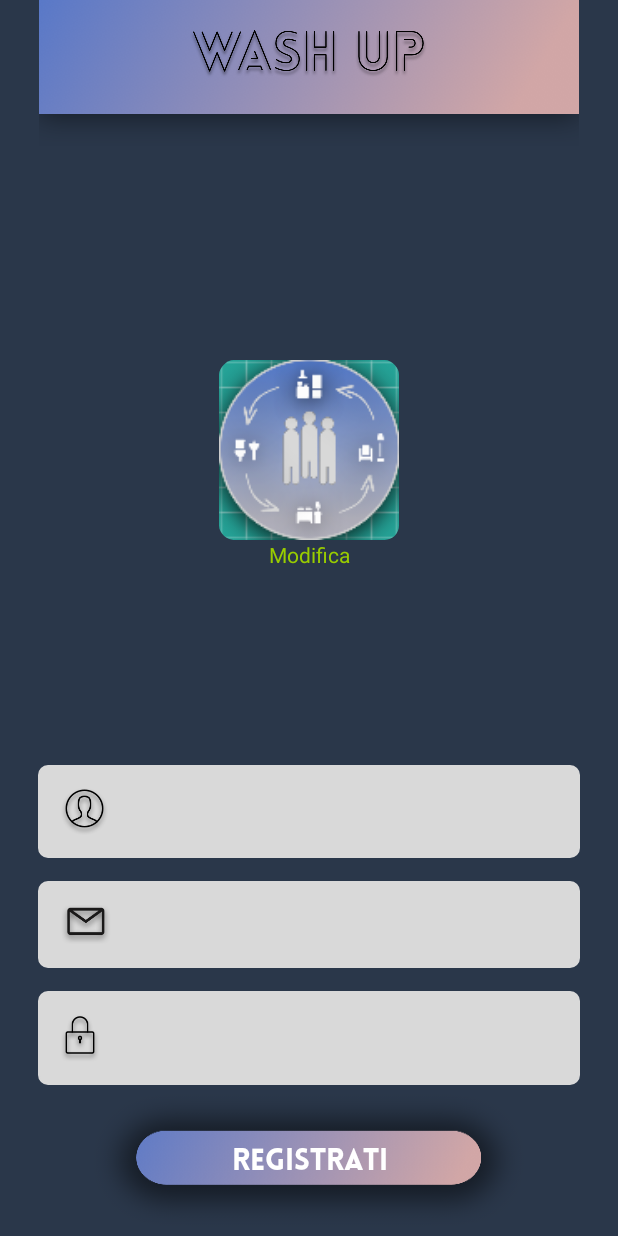
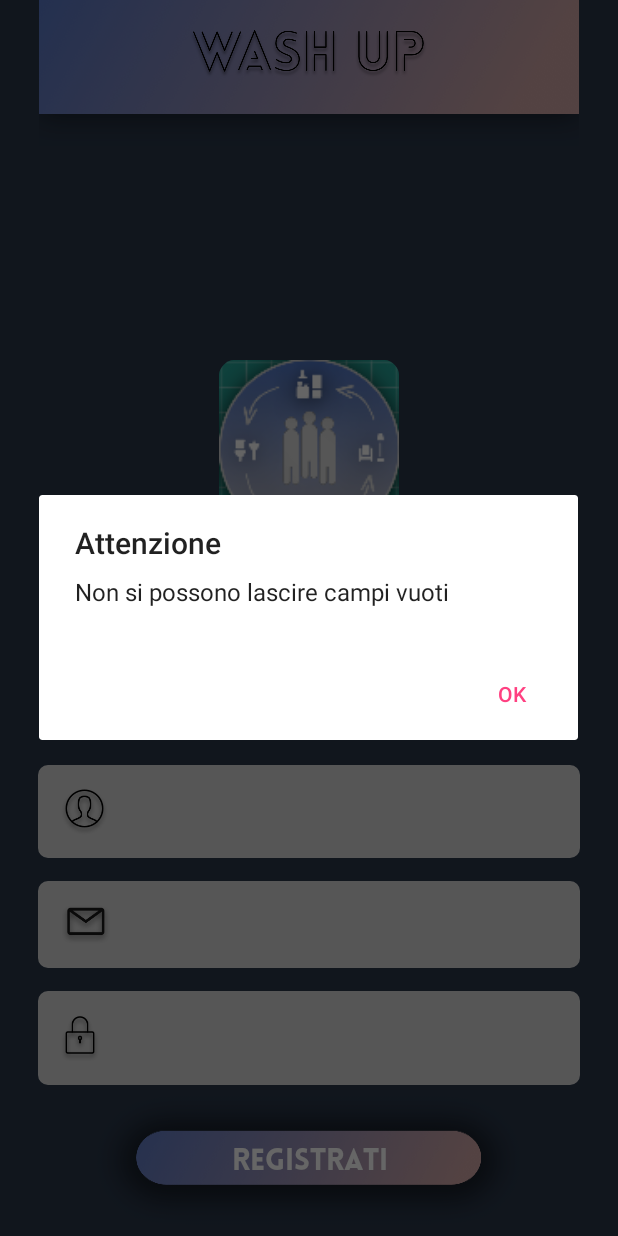
Before and after one commit to andreiafurbeis/WashUp, an Android app: the Registrazione screen opened directly, with no data from a screen before it, after a tap on "REGISTRATI", on a phone screen of 412 x 824 dp. Run offline under Robolectric (Android 15) with nearby library versions, the phone set to English and light mode, and no system bars.

Commit message:
Aggiunta Aller Dialog in registrazione se i campi non sono rispettati

```diff
--- a/app/src/main/java/com/example/andrearubeis/wash_up/ImageChooser.java
+++ b/app/src/main/java/com/example/andrearubeis/wash_up/ImageChooser.java
@@ -54,6 +54,24 @@ public class ImageChooser {
         builder.show();
     }
 
+    public void noImageSelected(int flag_image) {
+        final CharSequence[] items = { context.getString(R.string.ok)};
+        AlertDialog.Builder builder = new AlertDialog.Builder(context);
+        builder.setTitle(context.getString(R.string.attenzione));
+        if (flag_image == 0) {
+            builder.setMessage(R.string.manca_immagine);
+        }else{
+            builder.setMessage(R.string.no_campi_vuoti);
+        }
+        builder.setPositiveButton(R.string.ok, new DialogInterface.OnClickListener() {
+            public void onClick(DialogInterface dialog, int id) {
+                dialog.dismiss();
+            }
+        });
+
+        builder.show();
+    }
+
 
 
     public void selectImageRoom() {
--- a/app/src/main/java/com/example/andrearubeis/wash_up/Registrazione.java
+++ b/app/src/main/java/com/example/andrearubeis/wash_up/Registrazione.java
@@ -60,6 +60,7 @@ public class Registrazione extends AppCompatActivity {
     static final int REQUEST_IMAGE_CAPTURE = 1;
     static final int PICK_IMAGE_REQUEST = 2;
     final Activity call = this;
+    int flag_new_image = 0;
 
 
     //private final String domain_url = "http://192.168.0.24/";   //dominio portatile
@@ -80,11 +81,13 @@ public class Registrazione extends AppCompatActivity {
 
 
 
-        username = (EditText) findViewById(R.id.registrazione_username);
-        password = (EditText) findViewById(R.id.registrazione_password);
-        email = (EditText) findViewById(R.id.registrazione_mail);
-        registrati = (Button) findViewById(R.id.registrazione_button_registrati);
-        foto_profilo = (ImageView) findViewById(R.id.profile_image);
+
+
+        username = findViewById(R.id.registrazione_username);
+        password = findViewById(R.id.registrazione_password);
+        email = findViewById(R.id.registrazione_mail);
+        registrati = findViewById(R.id.registrazione_button_registrati);
+        foto_profilo = findViewById(R.id.profile_image);
 
         //immagine profilo di default
         //imageBitmap = BitmapFactory.decodeResource(getApplicationContext().getResources(),R.mipmap.ic_launcher);
@@ -98,14 +101,26 @@ public class Registrazione extends AppCompatActivity {
                     //String pwd = md5(password.getText().toString()).trim();
                     String mail = email.getText().toString().trim();
 
-                    if(!usr.equals("") && !password.getText().toString().trim().equals("") && !mail.equals("")) {
+                    if(!usr.equals("") && !password.getText().toString().trim().equals("") && !mail.equals("") && flag_new_image!=0) {
 
                         //Invio richiesta di registrazione
                         registrationRequest();
 
 
                     }else{
-                        Toast.makeText(getApplicationContext(),"Non si possono lasciare campi vuoti",Toast.LENGTH_SHORT).show();
+                        ImageChooser dialog = new ImageChooser(Registrazione.this , call);
+                        if(flag_new_image == 1) {
+                            Toast.makeText(getApplicationContext(), "Non si possono lasciare campi vuoti", Toast.LENGTH_SHORT).show();
+
+
+                            dialog.noImageSelected(flag_new_image);
+
+                        }else{
+                            Toast.makeText(getApplicationContext() , "Devi impostare un immagine di profilo" , Toast.LENGTH_SHORT).show();
+
+                            dialog.noImageSelected(flag_new_image);
+
+                        }
                     }
                 }
             });
@@ -117,11 +132,17 @@ public class Registrazione extends AppCompatActivity {
                 //selectImage();
                 ImageChooser img = new ImageChooser(Registrazione.this , call);
                 img.selectImage();
+                photoFlag();
+
             }
         });
 
     }
 
+
+    public void photoFlag() {
+        flag_new_image = 1;
+    }
 
 
 
--- a/app/src/main/res/values/strings.xml
+++ b/app/src/main/res/values/strings.xml
@@ -91,4 +91,12 @@
 
     <string name="inserisci_mail_nuovo_inquilino">Inserisci la mail dell\'inquilino che vuoi invitare</string>
 
+    <string name="ok">Ok</string>
+
+    <string name="attenzione">Attenzione</string>
+
+    <string name="manca_immagine">Per registrarsi c\'è bisogno di scegliere un\'immagine</string>
+
+    <string name="no_campi_vuoti">Non si possono lascire campi vuoti</string>
+
 </resources>
```
